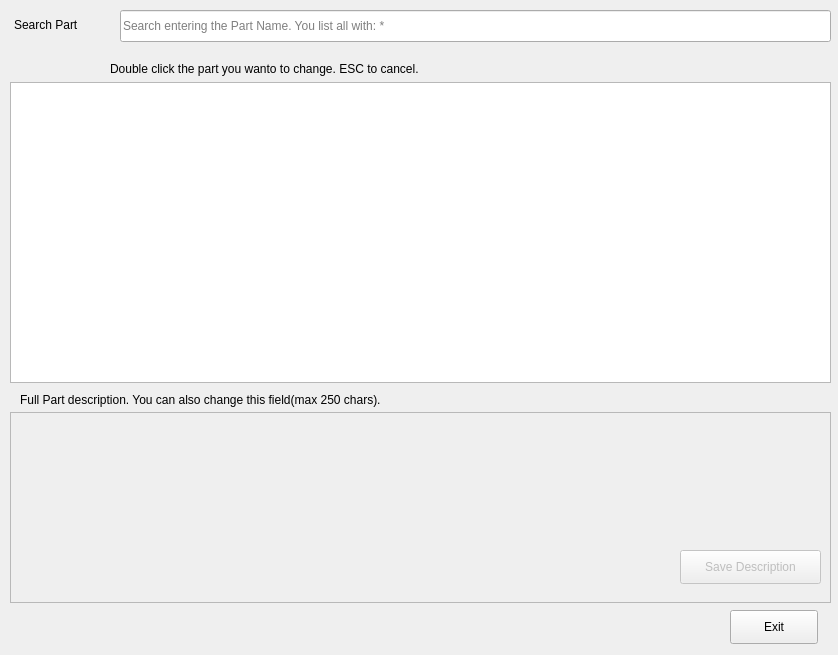
Qt form Stock_Control.ui (bedi1982/Oficina) before a commit.
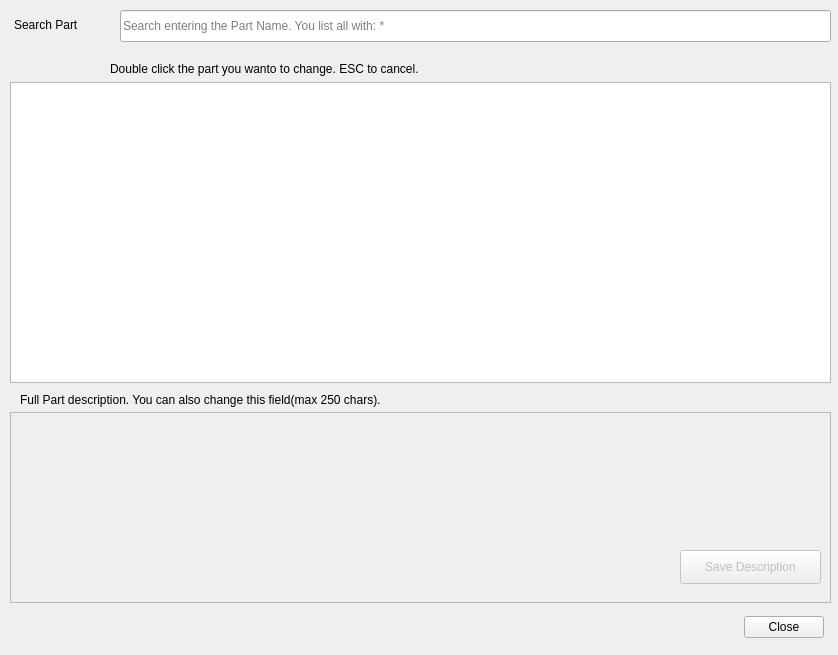
The same form after that commit. Icons and pictures are not drawn.

Commit message:
Changed the button type on all forms from QPushButton's -> QDialogButtonBox
Removed images from c++ src code and mapped them directly in the form

Improved search results when returning to the main window form from a
modal window

Improved forms, alignment, images, texts

```diff
--- a/Stock_Control.ui
+++ b/Stock_Control.ui
@@ -114,18 +114,15 @@
    <property name="text">
     <string>Save Description</string>
    </property>
-  </widget>
-  <widget class="QPushButton" name="btn_Exit">
-   <property name="geometry">
-    <rect>
-     <x>730</x>
-     <y>610</y>
-     <width>88</width>
-     <height>34</height>
-    </rect>
+   <property name="icon">
+    <iconset resource="resources/images.qrc">
+     <normaloff>:/emoticons/emblem-default.png</normaloff>:/emoticons/emblem-default.png</iconset>
    </property>
-   <property name="text">
-    <string>Exit</string>
+   <property name="iconSize">
+    <size>
+     <width>16</width>
+     <height>16</height>
+    </size>
    </property>
   </widget>
   <widget class="QLabel" name="llb_info">
@@ -144,15 +141,31 @@
   <widget class="QLabel" name="lbl_Emoticon">
    <property name="geometry">
     <rect>
-     <x>30</x>
-     <y>60</y>
-     <width>71</width>
+     <x>20</x>
+     <y>600</y>
+     <width>61</width>
      <height>51</height>
     </rect>
    </property>
    <property name="text">
     <string/>
    </property>
+   <property name="pixmap">
+    <pixmap resource="resources/images.qrc">:/emoticons/service.png</pixmap>
+   </property>
+  </widget>
+  <widget class="QDialogButtonBox" name="buttonBox">
+   <property name="geometry">
+    <rect>
+     <x>650</x>
+     <y>610</y>
+     <width>174</width>
+     <height>34</height>
+    </rect>
+   </property>
+   <property name="standardButtons">
+    <set>QDialogButtonBox::Close</set>
+   </property>
   </widget>
  </widget>
  <tabstops>
```
Left out of the diff: 5 changed lines with no effect on the pictures. The commit also changes 41 other files.
